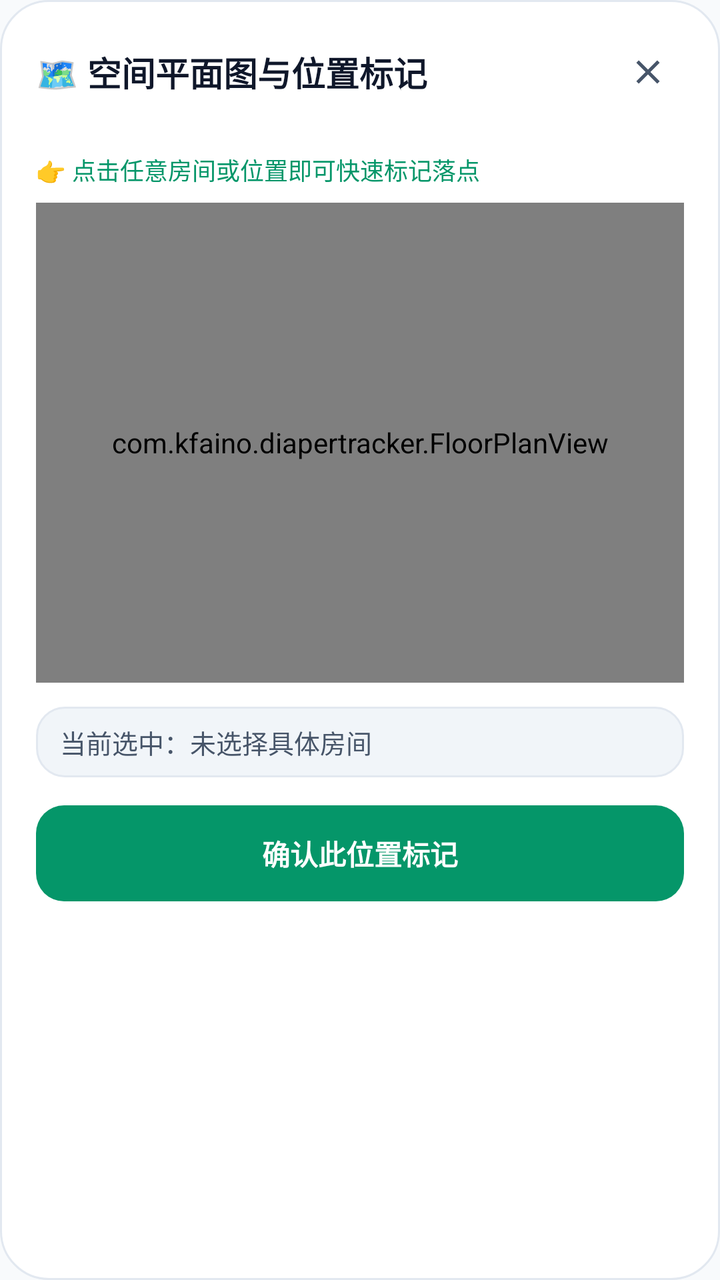
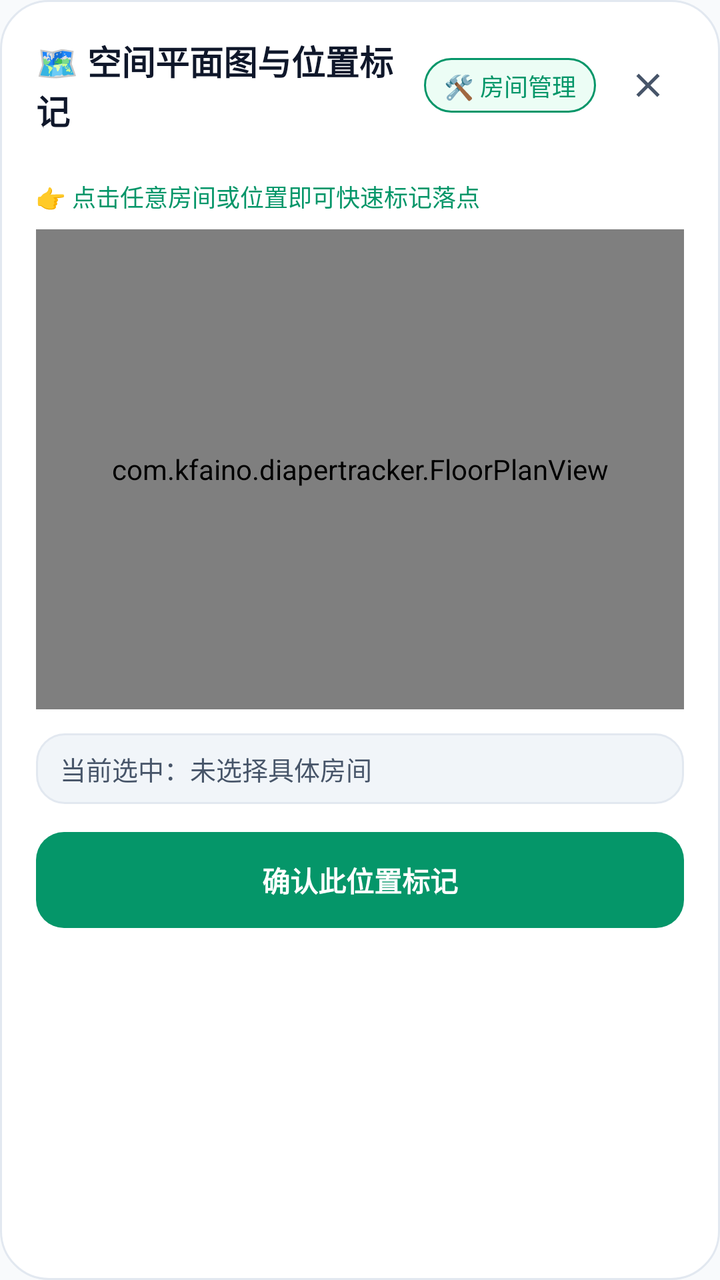

Before-and-after screenshots of an Android layout around one commit, followed by the original layout XML and the change that was made.
<!-- AndroidManifest.xml: application theme Theme.DiaperTracker -->
<!-- res/layout/dialog_floor_plan_picker.xml -->
<?xml version="1.0" encoding="utf-8"?>
<LinearLayout
    xmlns:android="http://schemas.android.com/apk/res/android"
    xmlns:app="http://schemas.android.com/apk/res-auto"
    android:layout_width="match_parent"
    android:layout_height="wrap_content"
    android:orientation="vertical"
    android:background="@drawable/bg_dialog_card"
    android:padding="18dp">

    
    <LinearLayout
        android:layout_width="match_parent"
        android:layout_height="wrap_content"
        android:orientation="horizontal"
        android:gravity="center_vertical"
        android:layout_marginBottom="12dp">

        <TextView
            android:id="@+id/floorplan_title"
            android:layout_width="0dp"
            android:layout_height="wrap_content"
            android:layout_weight="1"
            android:text="🗺️ 空间平面图与位置标记"
            android:textSize="17sp"
            android:textStyle="bold"
            android:textColor="@color/text_primary"
            android:fontFamily="sans-serif-medium" />

        <ImageView
            android:id="@+id/btn_close_floorplan"
            android:layout_width="36dp"
            android:layout_height="36dp"
            android:src="@drawable/ic_close"
            android:padding="8dp"
            app:tint="@color/text_secondary"
            android:background="?attr/selectableItemBackgroundBorderless"
            android:contentDescription="关闭" />
    </LinearLayout>

    
    <HorizontalScrollView
        android:layout_width="match_parent"
        android:layout_height="wrap_content"
        android:scrollbars="none"
        android:overScrollMode="never"
        android:layout_marginBottom="10dp">

        <LinearLayout
            android:id="@+id/house_tabs_container"
            android:layout_width="wrap_content"
            android:layout_height="wrap_content"
            android:orientation="horizontal" />
    </HorizontalScrollView>

    
    <TextView
        android:id="@+id/floorplan_hint"
        android:layout_width="match_parent"
        android:layout_height="wrap_content"
        android:text="👉 点击任意房间或位置即可快速标记落点"
        android:textSize="12sp"
        android:textColor="@color/primary"
        android:layout_marginBottom="8dp" />

    
    <com.kfaino.diapertracker.FloorPlanView
        android:id="@+id/interactive_floor_plan"
        android:layout_width="match_parent"
        android:layout_height="240dp"
        android:layout_marginBottom="12dp" />

    
    <TextView
        android:id="@+id/selected_room_info"
        android:layout_width="match_parent"
        android:layout_height="wrap_content"
        android:text="当前选中：未选择具体房间"
        android:textSize="13sp"
        android:textColor="@color/text_secondary"
        android:background="@drawable/bg_changelog_box"
        android:paddingHorizontal="12dp"
        android:paddingVertical="8dp"
        android:layout_marginBottom="14dp" />

    
    <Button
        android:id="@+id/btn_confirm_floorplan"
        android:layout_width="match_parent"
        android:layout_height="48dp"
        android:text="确认此位置标记"
        android:textSize="14sp"
        android:textStyle="bold"
        android:textColor="#FFFFFFFF"
        android:background="@drawable/bg_btn_primary"
        style="?android:attr/borderlessButtonStyle" />

</LinearLayout>
<!-- resources referenced by this layout -->
<resources>
  <color name="primary">#059669</color>
  <color name="text_primary">#0F172A</color>
  <color name="text_secondary">#475569</color>
  <!-- drawable bg_btn_primary (drawable) -->
  <?xml version="1.0" encoding="utf-8"?>
  <ripple xmlns:android="http://schemas.android.com/apk/res/android"
      android:color="#40FFFFFF">
      <item>
          <shape android:shape="rectangle">
              <gradient
                  android:angle="135"
                  android:startColor="#10B981"
                  android:endColor="#059669" />
              <corners android:radius="14dp" />
          </shape>
      </item>
  </ripple>
  <!-- drawable bg_changelog_box (drawable) -->
  <?xml version="1.0" encoding="utf-8"?>
  <shape xmlns:android="http://schemas.android.com/apk/res/android"
      android:shape="rectangle">
      <solid android:color="@color/input_bg" />
      <corners android:radius="14dp" />
      <stroke
          android:width="1dp"
          android:color="@color/card_border" />
  </shape>
  <!-- drawable bg_dialog_card (drawable) -->
  <?xml version="1.0" encoding="utf-8"?>
  <shape xmlns:android="http://schemas.android.com/apk/res/android"
      android:shape="rectangle">
      <solid android:color="@color/card" />
      <corners android:radius="24dp" />
      <stroke
          android:width="1dp"
          android:color="@color/card_border" />
  </shape>
  <!-- drawable ic_close (drawable) -->
  <vector xmlns:android="http://schemas.android.com/apk/res/android"
      android:width="24dp"
      android:height="24dp"
      android:viewportWidth="24"
      android:viewportHeight="24">
      <path
          android:fillColor="#FFFFFFFF"
          android:pathData="M19,6.41L17.59,5 12,10.59 6.41,5 5,6.41 10.59,12 5,17.59 6.41,19 12,13.41 17.59,19 19,17.59 13.41,12z" />
  </vector>
  <style name="Theme.DiaperTracker" parent="Theme.Material3.DayNight.NoActionBar">
          <item name="colorPrimary">@color/primary</item>
          <item name="colorPrimaryDark">@color/primary_dark</item>
          <item name="colorSecondary">@color/accent</item>
          <item name="android:colorBackground">@color/background</item>
          <item name="android:statusBarColor">@color/primary_dark</item>
          <item name="android:windowLightStatusBar">false</item>
          <item name="android:navigationBarColor">@color/card</item>
          <item name="android:windowLightNavigationBar">true</item>
      </style>
  <color name="input_bg">#F1F5F9</color>
  <color name="card_border">#E2E8F0</color>
  <color name="card">#FFFFFF</color>
  <color name="primary_dark">#047857</color>
  <color name="accent">#F59E0B</color>
  <color name="background">#F8FAFC</color>
</resources>

<!-- the commit's change to res/layout/dialog_floor_plan_picker.xml (unified diff, before → after) -->
@@ -26,6 +26,18 @@
             android:textStyle="bold"
             android:textColor="@color/text_primary"
             android:fontFamily="sans-serif-medium" />
+
+        <TextView
+            android:id="@+id/btn_manage_rooms_top"
+            android:layout_width="wrap_content"
+            android:layout_height="wrap_content"
+            android:text="🛠️ 房间管理"
+            android:textSize="12sp"
+            android:textColor="@color/primary"
+            android:paddingHorizontal="10dp"
+            android:paddingVertical="5dp"
+            android:background="@drawable/bg_btn_custom_add"
+            android:layout_marginEnd="8dp" />
 
         <ImageView
             android:id="@+id/btn_close_floorplan"
<!-- resource entries referenced after the edit -->
@@ -3,6 +3,16 @@
   <color name="primary">#059669</color>
   <color name="text_primary">#0F172A</color>
   <color name="text_secondary">#475569</color>
+  <!-- drawable bg_btn_custom_add (drawable) -->
+  <?xml version="1.0" encoding="utf-8"?>
+  <shape xmlns:android="http://schemas.android.com/apk/res/android"
+      android:shape="rectangle">
+      <solid android:color="@color/primary_surface" />
+      <corners android:radius="16dp" />
+      <stroke
+          android:width="1dp"
+          android:color="@color/primary" />
+  </shape>
   <!-- drawable bg_btn_primary (drawable) -->
   <?xml version="1.0" encoding="utf-8"?>
   <ripple xmlns:android="http://schemas.android.com/apk/res/android"
@@ -57,6 +67,7 @@
           <item name="android:navigationBarColor">@color/card</item>
           <item name="android:windowLightNavigationBar">true</item>
       </style>
+  <color name="primary_surface">#ECFDF5</color>
   <color name="input_bg">#F1F5F9</color>
   <color name="card_border">#E2E8F0</color>
   <color name="card">#FFFFFF</color>
